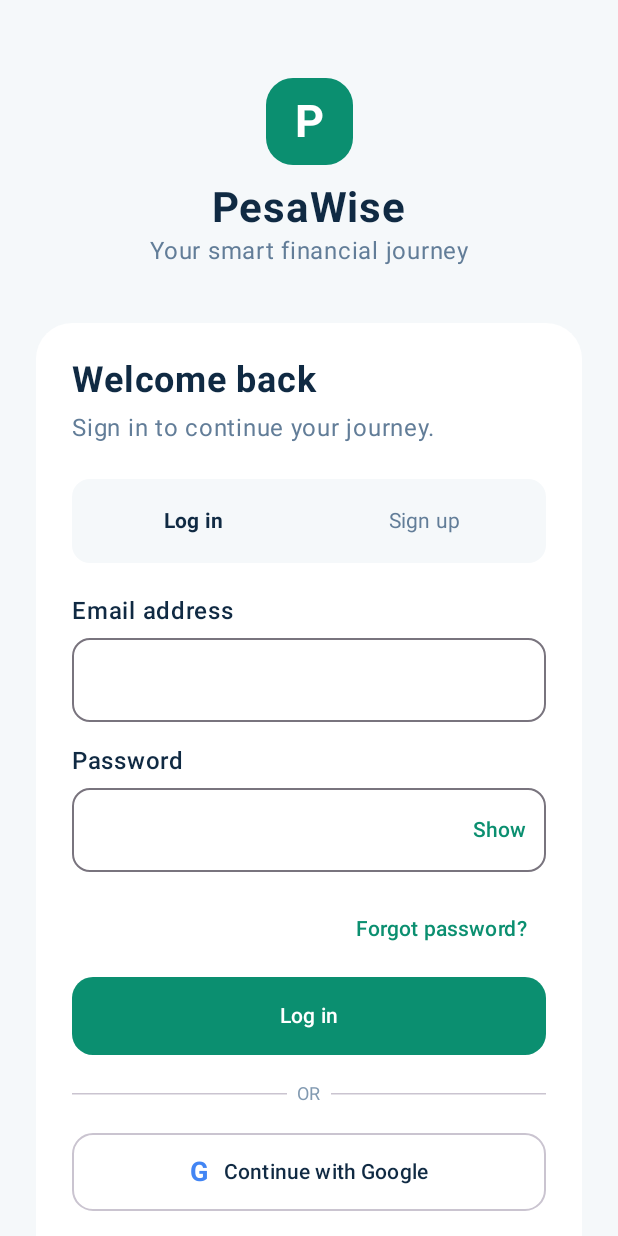
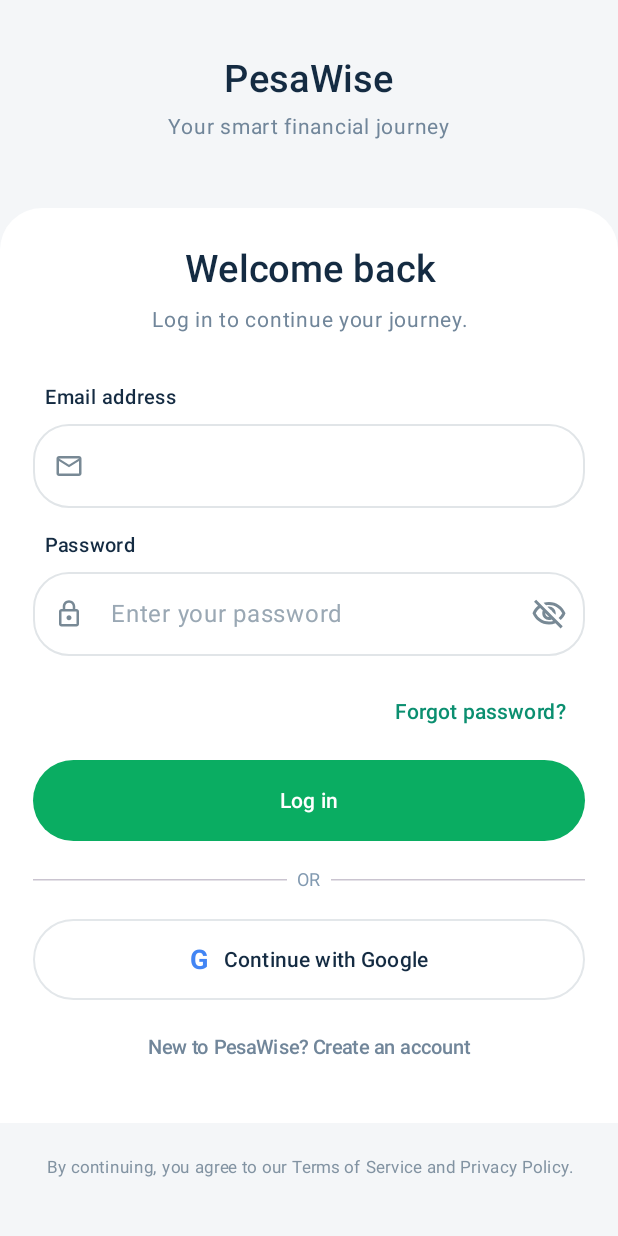
Before and after one commit to mimathad27/PesaWise, an Android app built with Jetpack Compose: the screen it shows after launch (MainActivity), after a tap on "Log in", on a phone screen of 412 x 824 dp. Run offline under Robolectric (Android 15) with nearby library versions, the phone set to English and light mode, and no system bars; our stand-ins replace Firebase (no records; nobody signed in at launch, a user with empty details on screens opened directly); 1 other tap on this screen came first.

Commit message:
revamp login pages

```diff
--- a/app/src/main/java/com/pesawise/app/ui/PesaWiseApp.kt
+++ b/app/src/main/java/com/pesawise/app/ui/PesaWiseApp.kt
@@ -9,12 +9,19 @@ import androidx.credentials.GetCredentialRequest
 import androidx.credentials.exceptions.GetCredentialCancellationException
 import androidx.credentials.exceptions.GetCredentialException
 import androidx.compose.foundation.background
+import androidx.compose.foundation.BorderStroke
 import androidx.compose.foundation.layout.*
 import androidx.compose.foundation.rememberScrollState
 import androidx.compose.foundation.shape.RoundedCornerShape
 import androidx.compose.foundation.text.KeyboardOptions
 import androidx.compose.foundation.verticalScroll
 import androidx.compose.material3.*
+import androidx.compose.material.icons.Icons
+import androidx.compose.material.icons.outlined.Email
+import androidx.compose.material.icons.outlined.Lock
+import androidx.compose.material.icons.outlined.Person
+import androidx.compose.material.icons.outlined.Visibility
+import androidx.compose.material.icons.outlined.VisibilityOff
 import androidx.compose.ui.platform.LocalContext
 import androidx.compose.runtime.*
 import androidx.compose.runtime.rememberCoroutineScope
@@ -25,15 +32,17 @@ import androidx.compose.ui.text.font.FontWeight
 import androidx.compose.ui.text.input.KeyboardType
 import androidx.compose.ui.text.input.PasswordVisualTransformation
 import androidx.compose.ui.text.input.VisualTransformation
+import androidx.compose.ui.text.style.TextAlign
 import androidx.compose.ui.unit.dp
 import androidx.compose.ui.unit.sp
 import com.google.android.libraries.identity.googleid.GetSignInWithGoogleOption
 import com.google.android.libraries.identity.googleid.GoogleIdTokenCredential
 import kotlinx.coroutines.launch
 
-private val Navy = Color(0xFF102A43)
-private val Green = Color(0xFF0B8F70)
-private val Canvas = Color(0xFFF5F8FA)
+private val Navy = Color(0xFF142B42)
+private val Green = Color(0xFF0AAD62)
+private val Canvas = Color(0xFFF4F6F8)
+private val Slate = Color(0xFF71869A)
 
 @Composable
 fun PesaWiseApp(viewModel: AuthViewModel) {
@@ -44,29 +53,33 @@ fun PesaWiseApp(viewModel: AuthViewModel) {
 
     Surface(modifier = Modifier.fillMaxSize(), color = Canvas) {
         Column(
-            modifier = Modifier.fillMaxSize().verticalScroll(rememberScrollState()).padding(horizontal = 24.dp),
+            modifier = Modifier.fillMaxSize().verticalScroll(rememberScrollState()),
             horizontalAlignment = Alignment.CenterHorizontally
         ) {
-            Spacer(Modifier.height(52.dp))
-            Box(Modifier.size(58.dp).background(Green, RoundedCornerShape(18.dp)), Alignment.Center) {
-                Text("P", color = Color.White, fontSize = 30.sp, fontWeight = FontWeight.Bold)
-            }
-            Spacer(Modifier.height(12.dp))
-            Text("PesaWise", fontSize = 28.sp, fontWeight = FontWeight.Bold, color = Navy)
-            Text("Your smart financial journey", color = Color(0xFF627D98))
-            Spacer(Modifier.height(36.dp))
+            Spacer(Modifier.height(38.dp))
+            Text("PesaWise", fontSize = 25.sp, fontWeight = FontWeight.Medium, color = Navy)
+            Spacer(Modifier.height(5.dp))
+            Text("Your smart financial journey", color = Slate, fontSize = 14.sp)
+            Spacer(Modifier.height(42.dp))
 
-            Card(colors = CardDefaults.cardColors(containerColor = Color.White), shape = RoundedCornerShape(24.dp)) {
-                Column(Modifier.fillMaxWidth().padding(24.dp)) {
-                    Text(if (state.isForgotPassword) "Reset your password" else if (state.isSignUp) "Create your account" else "Welcome back", fontSize = 24.sp, fontWeight = FontWeight.Bold, color = Navy)
-                    Spacer(Modifier.height(6.dp))
-                    Text(if (state.isForgotPassword) "Enter your account email to receive a secure reset link." else if (state.isSignUp) "Start building healthier money habits." else "Sign in to continue your journey.", color = Color(0xFF627D98))
-                    Spacer(Modifier.height(22.dp))
-                    if (!state.isForgotPassword) Row(Modifier.fillMaxWidth().background(Canvas, RoundedCornerShape(12.dp)).padding(4.dp)) {
-                        AuthTab("Log in", !state.isSignUp, Modifier.weight(1f)) { viewModel.update { it.copy(isSignUp = false, message = null) } }
-                        AuthTab("Sign up", state.isSignUp, Modifier.weight(1f)) { viewModel.update { it.copy(isSignUp = true, message = null) } }
-                    }
-                    Spacer(Modifier.height(20.dp))
+            Card(
+                modifier = Modifier.fillMaxWidth(),
+                colors = CardDefaults.cardColors(containerColor = Color.White),
+                shape = RoundedCornerShape(topStart = 28.dp, topEnd = 28.dp, bottomStart = 0.dp, bottomEnd = 0.dp)
+            ) {
+                Column(Modifier.fillMaxWidth().padding(horizontal = 22.dp, vertical = 26.dp)) {
+                    Text(
+                        if (state.isForgotPassword) "Forgot password?" else if (state.isSignUp) "Create an account" else "Welcome back",
+                        modifier = Modifier.fillMaxWidth(), fontSize = 25.sp,
+                        fontWeight = FontWeight.SemiBold, color = Navy, textAlign = TextAlign.Center
+                    )
+                    Spacer(Modifier.height(7.dp))
+                    Text(
+                        if (state.isForgotPassword) "We’ll email you a link to reset it." else if (state.isSignUp) "A clearer view of your money starts here." else "Log in to continue your journey.",
+                        modifier = Modifier.fillMaxWidth(), color = Slate, fontSize = 14.sp, textAlign = TextAlign.Center
+                    )
+                    Spacer(Modifier.height(24.dp))
+                    if (!state.isForgotPassword) Spacer(Modifier.height(4.dp))
                     if (state.isSignUp && !state.isForgotPassword) AuthField("Full name", state.fullName, { value -> viewModel.update { it.copy(fullName = value) } })
                     AuthField("Email address", state.email, { value -> viewModel.update { it.copy(email = value) } }, KeyboardType.Email)
                     if (!state.isForgotPassword) AuthField("Password", state.password, { value -> viewModel.update { it.copy(password = value) } }, secret = true)
@@ -75,8 +88,8 @@ fun PesaWiseApp(viewModel: AuthViewModel) {
                     if (state.isForgotPassword) TextButton(onClick = { viewModel.update { it.copy(isForgotPassword = false, message = null) } }, modifier = Modifier.align(Alignment.End)) { Text("Back to log in") }
                     state.message?.let { Text(it, color = if (state.isError) MaterialTheme.colorScheme.error else Green, modifier = Modifier.padding(vertical = 8.dp)) }
                     Spacer(Modifier.height(8.dp))
-                    Button(onClick = viewModel::submit, enabled = !state.busy, modifier = Modifier.fillMaxWidth().height(52.dp), shape = RoundedCornerShape(14.dp), colors = ButtonDefaults.buttonColors(containerColor = Green)) {
-                        Text(if (state.busy) "Please wait..." else if (state.isForgotPassword) "Send reset link" else if (state.isSignUp) "Create account" else "Log in", fontWeight = FontWeight.SemiBold)
+                    Button(onClick = viewModel::submit, enabled = !state.busy, modifier = Modifier.fillMaxWidth().height(54.dp), shape = RoundedCornerShape(28.dp), colors = ButtonDefaults.buttonColors(containerColor = Green)) {
+                        Text(if (state.busy) "Please wait..." else if (state.isForgotPassword) "Send reset link" else if (state.isSignUp) "Sign up" else "Log in", fontWeight = FontWeight.Medium)
                     }
                     if (!state.isForgotPassword) {
                         Row(Modifier.fillMaxWidth().padding(vertical = 14.dp), verticalAlignment = Alignment.CenterVertically) {
@@ -88,11 +101,11 @@ fun PesaWiseApp(viewModel: AuthViewModel) {
                             onClick = {
                                 val activity = context.findActivity()
                                 if (activity == null) {
-                                    viewModel.update { it.copy(message = "Google sign-in could not open. Please try again.", isError = true) }
+                                    viewModel.update { it.copy(message = "Google sign-in isn't available right now. Please try again.", isError = true) }
                                 } else {
                                     val clientIdResource = activity.resources.getIdentifier("default_web_client_id", "string", activity.packageName)
                                     if (clientIdResource == 0) {
-                                        viewModel.update { it.copy(message = "Google sign-in needs the latest google-services.json. Download it from Firebase after enabling Google sign-in, then replace the app config file.", isError = true) }
+                                        viewModel.update { it.copy(message = "Google sign-in isn't available right now. Please use your email and password.", isError = true) }
                                     } else {
                                         googleBusy = true
                                         viewModel.update { it.copy(message = null, isError = false) }
@@ -110,7 +123,7 @@ fun PesaWiseApp(viewModel: AuthViewModel) {
                                                     val googleCredential = GoogleIdTokenCredential.createFrom(credential.data)
                                                     viewModel.signInWithGoogle(googleCredential.idToken)
                                                 } else {
-                                                    viewModel.update { it.copy(message = "Google didn't return a supported sign-in credential. Try another account.", isError = true) }
+                                                    viewModel.update { it.copy(message = "Google couldn't complete sign in. Try another account.", isError = true) }
                                                 }
                                             } catch (error: GetCredentialException) {
                                                 if (error !is GetCredentialCancellationException) {
@@ -126,8 +139,10 @@ fun PesaWiseApp(viewModel: AuthViewModel) {
                                 }
                             },
                             enabled = !state.busy && !googleBusy,
-                            modifier = Modifier.fillMaxWidth().height(52.dp),
-                            shape = RoundedCornerShape(14.dp)
+                            modifier = Modifier.fillMaxWidth().height(54.dp),
+                            shape = RoundedCornerShape(28.dp),
+                            border = BorderStroke(1.dp, Color(0xFFE3E7EA)),
+                            colors = ButtonDefaults.outlinedButtonColors(contentColor = Navy)
                         ) {
                             if (googleBusy) CircularProgressIndicator(Modifier.size(18.dp), strokeWidth = 2.dp)
                             else Text("G", color = Color(0xFF4285F4), fontWeight = FontWeight.Bold, fontSize = 18.sp)
@@ -135,13 +150,19 @@ fun PesaWiseApp(viewModel: AuthViewModel) {
                             Text(if (googleBusy) "Connecting to Google..." else "Continue with Google", color = Navy, fontWeight = FontWeight.SemiBold)
                         }
                     }
-                    Spacer(Modifier.height(12.dp))
-                    if (!state.isForgotPassword) Text("Your account is securely managed by Firebase.", color = Color(0xFF829AB1), fontSize = 12.sp)
+                    if (!state.isForgotPassword) TextButton(
+                        onClick = { viewModel.update { it.copy(isSignUp = !it.isSignUp, message = null) } },
+                        modifier = Modifier.fillMaxWidth().padding(top = 8.dp)
+                    ) {
+                        Text(
+                            if (state.isSignUp) "Already have an account? Log in" else "New to PesaWise? Create an account",
+                            color = Slate, fontSize = 13.sp, textAlign = TextAlign.Center
+                        )
+                    }
                 }
             }
-            Spacer(Modifier.height(22.dp))
-            Text("By continuing, you agree to our Terms of Service and Privacy Policy.", color = Color(0xFF829AB1), fontSize = 12.sp)
-            Spacer(Modifier.height(28.dp))
+            Text("By continuing, you agree to our Terms of Service and Privacy Policy.", color = Color(0xFF8293A2), fontSize = 11.sp, textAlign = TextAlign.Center, modifier = Modifier.fillMaxWidth().padding(horizontal = 22.dp, vertical = 18.dp))
+            Spacer(Modifier.height(12.dp))
         }
     }
 }
@@ -153,13 +174,6 @@ private tailrec fun Context.findActivity(): Activity? = when (this) {
 }
 
 @Composable
-private fun AuthTab(label: String, selected: Boolean, modifier: Modifier, onClick: () -> Unit) {
-    TextButton(onClick = onClick, modifier = modifier, colors = ButtonDefaults.textButtonColors(contentColor = if (selected) Navy else Color(0xFF627D98))) {
-        Text(label, fontWeight = if (selected) FontWeight.Bold else FontWeight.Normal)
-    }
-}
-
-@Composable
 private fun AuthField(
     label: String,
     value: String,
@@ -168,18 +182,41 @@ private fun AuthField(
     secret: Boolean = false
 ) {
     var show by remember { mutableStateOf(false) }
-    Column(Modifier.padding(bottom = 14.dp)) {
-        Text(label, fontWeight = FontWeight.Medium, color = Navy)
-        Spacer(Modifier.height(6.dp))
+    Column(Modifier.padding(bottom = 13.dp)) {
+        Text(label, fontWeight = FontWeight.Medium, color = Navy, fontSize = 13.sp, modifier = Modifier.padding(start = 8.dp, bottom = 5.dp))
         OutlinedTextField(
             value = value,
             onValueChange = onValueChange,
             modifier = Modifier.fillMaxWidth(),
             singleLine = true,
-            shape = RoundedCornerShape(12.dp),
+            shape = RoundedCornerShape(24.dp),
+            placeholder = { Text(if (secret) "Enter your password" else "", color = Color(0xFF9AA8B4)) },
+            leadingIcon = {
+                Icon(
+                    imageVector = when {
+                        secret -> Icons.Outlined.Lock
+                        keyboardType == KeyboardType.Email -> Icons.Outlined.Email
+                        else -> Icons.Outlined.Person
+                    },
+                    contentDescription = null,
+                    tint = Color(0xFF788995),
+                    modifier = Modifier.size(20.dp)
+                )
+            },
+            colors = OutlinedTextFieldDefaults.colors(
+                focusedBorderColor = Green,
+                unfocusedBorderColor = Color(0xFFE1E5E8),
+                focusedContainerColor = Color.White,
+                unfocusedContainerColor = Color.White,
+                cursorColor = Green
+            ),
             keyboardOptions = KeyboardOptions(keyboardType = if (secret) KeyboardType.Password else keyboardType),
             visualTransformation = if (secret && !show) PasswordVisualTransformation() else VisualTransformation.None,
-            trailingIcon = if (secret) ({ TextButton(onClick = { show = !show }) { Text(if (show) "Hide" else "Show") } }) else null
+            trailingIcon = if (secret) ({
+                IconButton(onClick = { show = !show }) {
+                    Icon(if (show) Icons.Outlined.Visibility else Icons.Outlined.VisibilityOff, contentDescription = if (show) "Hide password" else "Show password", tint = Color(0xFF788995))
+                }
+            }) else null
         )
     }
 }
--- a/app/src/main/java/com/pesawise/app/ui/SignedInScreen.kt
+++ b/app/src/main/java/com/pesawise/app/ui/SignedInScreen.kt
@@ -160,7 +160,7 @@ private fun AccountScreen(
             onSelect = { code -> appSettings.update { it.copy(currencyCode = code) } }
         )
         PreferencePicker(
-            title = "Language for Firebase emails",
+            title = "Email language",
             value = if (settings.languageCode == "sw") "Kiswahili" else "English",
             options = listOf("English", "Kiswahili"),
             onSelect = { language ->
```
